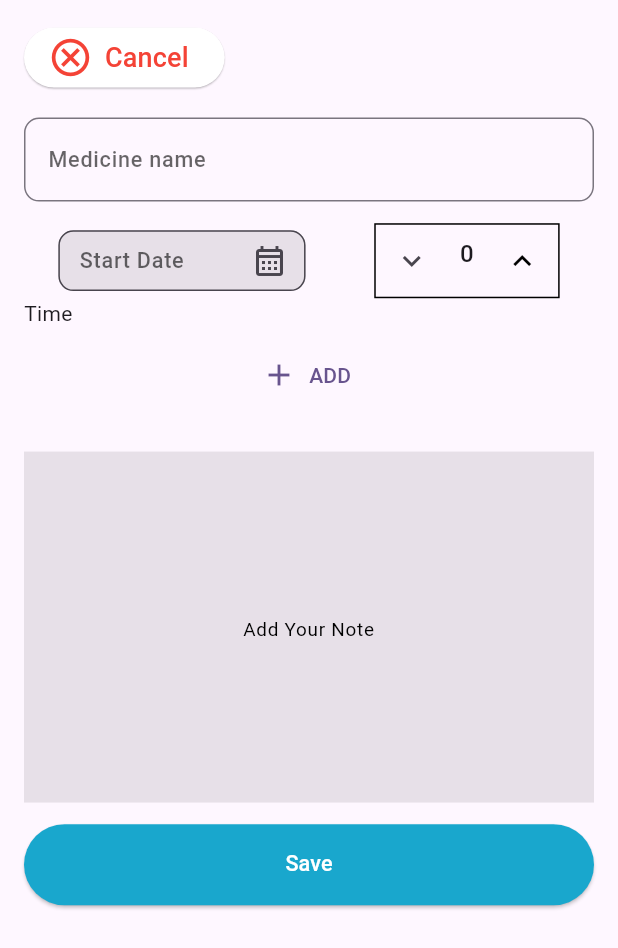
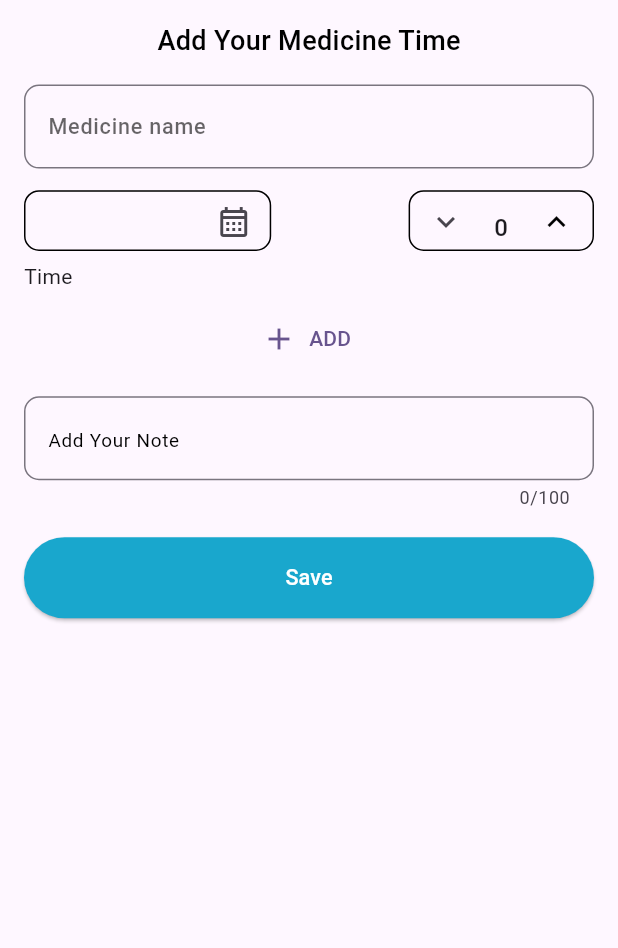
Before and after one commit to khandaker-shamsul-arafen/Medicine-Alarm, a Flutter app: the AddMedicineView screen opened by its route, on a phone screen of 412 x 824 dp. Shown: the top 948 px of the screen. Run offline on Flutter 3.47's test engine with Material 2 defaults, Android fonts, the phone set to English and light mode, and no system bars; drawn by our look-alikes of flutter_spinbox; our stand-ins replace animated_bottom_navigation_bar, flutter_screenutil, get; missing offline and left inert: circular_reveal_animation.

Commit message:
Bug Fix Done

```diff
--- a/lib/app/constants/constant_widget.dart
+++ b/lib/app/constants/constant_widget.dart
@@ -31,4 +31,10 @@ class ConstantWidget {
       width: 8.w,
     );
   }
+
+  Widget gapeW16() {
+    return SizedBox(
+      width: 16.w,
+    );
+  }
 }
--- a/lib/app/modules/add_medicine/controllers/add_medicine_controller.dart
+++ b/lib/app/modules/add_medicine/controllers/add_medicine_controller.dart
@@ -5,7 +5,8 @@ class AddMedicineController extends GetxController {
   //TODO: Implement AddMedicineController
   TextEditingController textController = TextEditingController();
   final TextEditingController timeController = TextEditingController();
-  var pickedDate = DateTime.now().obs;
+  RxString pickedDate = ''.obs;
+
   RxList time = [].obs;
 
   final count = 0.0.obs;
--- a/lib/app/modules/add_medicine/views/add_medicine_view.dart
+++ b/lib/app/modules/add_medicine/views/add_medicine_view.dart
@@ -1,7 +1,9 @@
 import 'package:flutter/material.dart';
+import 'package:flutter/services.dart';
 import 'package:flutter_screenutil/flutter_screenutil.dart';
 import 'package:flutter_spinbox/flutter_spinbox.dart';
 import 'package:get/get.dart';
+import 'package:intl/intl.dart';
 import 'package:medicine_alarm/app/constants/constant_widget.dart';
 
 import '../../../constants/all_color.dart';
@@ -20,78 +22,21 @@ class AddMedicineView extends GetView<AddMedicineController> {
           padding: EdgeInsets.only(top: 16.0.h, left: 16.0.w, right: 16.0.w),
           child: Obx(
             () {
-              return Column(
+              return SingleChildScrollView(
+                physics: const BouncingScrollPhysics(),
+                child: Column(
                   crossAxisAlignment: CrossAxisAlignment.start,
                   children: [
-                  ElevatedButton.icon(
-                    onPressed: () {},
-                    icon: Icon(
-                      // <-- Icon
-                      Icons.cancel_outlined,
-                      size: 30.0,
-                      color: Colors.red,
+                    Center(
+                      child: Text(
+                        'Add Your Medicine Time',
+                        style: AllTextStyle().textRegularStyle16(fontSize: 20),
                       ),
-                    label: Text(
-                      'Cancel',
-                      style: TextStyle(color: Colors.red, fontSize: 20.sp),
-                    ),
-                    style: ElevatedButton.styleFrom(
-                        backgroundColor: Colors.white,
-                        elevation: 0.5), // <-- Text
                     ),
                     ConstantWidget().gapeH(16),
                     TextField(
                       decoration: InputDecoration(
                         labelText: "Medicine name",
-                      labelStyle: AllTextStyle().textRegularStyle16(
-                          color: AllColors.pureBlack.withOpacity(0.6)),
-                      border: OutlineInputBorder(
-                          borderSide: const BorderSide(color: Colors.blueGrey),
-                          borderRadius: BorderRadius.circular(10)),
-                      focusedBorder: OutlineInputBorder(
-                          borderSide: const BorderSide(
-                              color: Colors.blueGrey, width: 2),
-                          borderRadius: BorderRadius.circular(10)),
-                    ),
-                    keyboardType: TextInputType.name,
-                  ),
-                  ConstantWidget().gapeH16(),
-                  Row(
-                    mainAxisAlignment: MainAxisAlignment.spaceAround,
-                    children: [
-                      Container(
-                        width: MediaQuery.of(context).size.width * .4,
-                        height: 45.h,
-                        child: TextField(
-                          controller: controller.textController,
-                          decoration: InputDecoration(
-                            contentPadding: const EdgeInsets.only(left: 10),
-
-                            hintMaxLines: 1,
-                            suffixIcon: InkWell(
-                              onTap: () async {
-                                controller.pickedDate.value =
-                                    (await showDatePicker(
-                                  context: context,
-                                  initialDate: DateTime.now(),
-                                  firstDate: DateTime.now(),
-                                  lastDate: DateTime(2050),
-                                ))!;
-                                debugPrint(
-                                    "PickDate i: ${controller.pickedDate.value}");
-                                //  if (controller.pickedDate != null &&
-                                //  controller.pickedDate.compareTo(DateTime.now()) >= -1) {
-                                //    //  widget.controller.text = pickedDate.toString();
-                                //  }
-                              },
-                              child: const Icon(
-                                Icons.calendar_month_outlined,
-                                //  color: AppColors.borderColor,
-                              ),
-                            ),
-                            //fillColor: AllColors.pureWhite,
-                            filled: true,
-                            labelText: "Start Date",
                         labelStyle: AllTextStyle().textRegularStyle16(
                             color: AllColors.pureBlack.withOpacity(0.6)),
                         border: OutlineInputBorder(
@@ -105,10 +50,106 @@ class AddMedicineView extends GetView<AddMedicineController> {
                       ),
                       keyboardType: TextInputType.name,
                     ),
+                    ConstantWidget().gapeH16(),
+                    Row(
+                      mainAxisAlignment: MainAxisAlignment.spaceBetween,
+                      children: [
+                        // Container(
+                        //   width: MediaQuery.of(context).size.width * .4,
+                        //   height: 45.h,
+                        //   child: TextField(
+                        //     controller: controller.textController,
+                        //     decoration: InputDecoration(
+                        //       contentPadding: const EdgeInsets.only(left: 10),
+                        //
+                        //       hintMaxLines: 1,
+                        //       suffixIcon: InkWell(
+                        //         onTap: () async {
+                        //           controller.pickedDate.value =
+                        //               (await showDatePicker(
+                        //             context: context,
+                        //             initialDate: DateTime.now(),
+                        //             firstDate: DateTime.now(),
+                        //             lastDate: DateTime(2050),
+                        //           ))!;
+                        //           debugPrint(
+                        //               "PickDate i: ${controller.pickedDate.value}");
+                        //           //  if (controller.pickedDate != null &&
+                        //           //  controller.pickedDate.compareTo(DateTime.now()) >= -1) {
+                        //           //    //  widget.controller.text = pickedDate.toString();
+                        //           //  }
+                        //           controller.textController.text =
+                        //               controller.pickedDate.value as String;
+                        //         },
+                        //         child: const Icon(
+                        //           Icons.calendar_month_outlined,
+                        //           //  color: AppColors.borderColor,
+                        //         ),
+                        //       ),
+                        //       //fillColor: AllColors.pureWhite,
+                        //       // filled: true,
+                        //       labelText: "Start Date",
+                        //       labelStyle: AllTextStyle().textRegularStyle16(
+                        //           color: AllColors.pureBlack.withOpacity(0.6)),
+                        //       border: OutlineInputBorder(
+                        //           borderSide:
+                        //               const BorderSide(color: Colors.blueGrey),
+                        //           borderRadius: BorderRadius.circular(10)),
+                        //       focusedBorder: OutlineInputBorder(
+                        //           borderSide: const BorderSide(
+                        //               color: Colors.blueGrey, width: 2),
+                        //           borderRadius: BorderRadius.circular(10)),
+                        //     ),
+                        //     keyboardType: TextInputType.name,
+                        //   ),
+                        Container(
+                          width: MediaQuery.of(context).size.width * .4,
+                          height: 45.h,
+                          decoration: BoxDecoration(
+                              border: Border.all(),
+                              borderRadius: BorderRadius.circular(10)),
+                          child: Row(
+                            children: [
+                              Padding(
+                                padding: EdgeInsets.only(left: 8.0.w),
+                                child: Text(controller.pickedDate.value,
+                                    style: AllTextStyle().textRegularStyle16()),
                               ),
+                              const Spacer(),
+                              IconButton(
+                                onPressed: () async {
+                                  DateTime pickedDate = (await showDatePicker(
+                                    context: context,
+                                    initialDate: DateTime.now(),
+                                    firstDate: DateTime.now(),
+                                    lastDate: DateTime(2050),
+                                  ))!;
+                                  if (pickedDate != null) {
+                                    print(pickedDate);
+                                    String formattedDate =
+                                        DateFormat('yyyy-MM-dd')
+                                            .format(pickedDate);
+                                    print(formattedDate);
+                                    controller.pickedDate.value =
+                                        formattedDate; //set output date to TextField value.
+                                  } else {
+                                    print("Date is not selected");
+                                  }
+                                },
+                                icon: const Icon(
+                                  Icons.calendar_month_outlined,
+                                ),
+                              )
+                            ],
+                          ),
+                        ),
+
                         Container(
                           width: MediaQuery.of(context).size.width * .3,
-                        decoration: BoxDecoration(border: Border.all()),
+                          height: 45.h,
+                          decoration: BoxDecoration(
+                              border: Border.all(),
+                              borderRadius: BorderRadius.circular(10)),
                           child: SpinBox(
                             min: 0,
                             max: 500,
@@ -120,11 +161,11 @@ class AddMedicineView extends GetView<AddMedicineController> {
                             step: 1,
                             spacing: 0,
                             direction: Axis.horizontal,
-                          textStyle: TextStyle(fontSize: 16),
+                            textStyle: const TextStyle(fontSize: 16),
                             incrementIcon:
-                              Icon(Icons.keyboard_arrow_up, size: 24),
+                                const Icon(Icons.keyboard_arrow_up, size: 24),
                             decrementIcon:
-                              Icon(Icons.keyboard_arrow_down, size: 24),
+                                const Icon(Icons.keyboard_arrow_down, size: 24),
                             iconColor:
                                 MaterialStateProperty.resolveWith((states) {
                               if (states.contains(MaterialState.disabled)) {
@@ -145,7 +186,8 @@ class AddMedicineView extends GetView<AddMedicineController> {
                         ),
                       ],
                     ),
-                  Text('Time'),
+                    ConstantWidget().gapeH8(),
+                    const Text('Time'),
                     ConstantWidget().gapeH8(),
                     Wrap(
                       children: List.generate(
@@ -172,23 +214,27 @@ class AddMedicineView extends GetView<AddMedicineController> {
                         label: const Text('ADD'),
                       ),
                     ),
-                  ConstantWidget().gapeH(30.h),
+                    ConstantWidget().gapeH(16.h),
+                    Wrap(
+                      children: [
                         TextFormField(
-                    textAlign: TextAlign.center,
-                    keyboardType: TextInputType.multiline,
-                    maxLines: null,
-                    scrollPadding: EdgeInsets.only(
-                        bottom: MediaQuery.of(context).viewInsets.bottom),
+                          // maxLines: 2,
+                          maxLength: 100,
                           decoration: InputDecoration(
-                        contentPadding: const EdgeInsets.symmetric(
-                            vertical: 105.0, horizontal: 10.0),
-                        filled: true,
-                        border: InputBorder.none,
+                              border: OutlineInputBorder(
+                                  borderSide:
+                                      const BorderSide(color: Colors.blueGrey),
+                                  borderRadius: BorderRadius.circular(10)),
+                              focusedBorder: OutlineInputBorder(
+                                  borderSide: const BorderSide(
+                                      color: Colors.blueGrey, width: 2),
+                                  borderRadius: BorderRadius.circular(10)),
                               hintText: "Add Your Note ",
                               hintStyle: AllTextStyle().textRegularStyle()),
                         ),
-                  ConstantWidget().gapeH(16.h),
-                  SizedBox(
+                        Padding(
+                          padding: EdgeInsets.only(top: 20.0.h),
+                          child: SizedBox(
                               width: Get.width,
                               height: 60.h,
                               child: ElevatedButton(
@@ -197,11 +243,15 @@ class AddMedicineView extends GetView<AddMedicineController> {
                                     backgroundColor: AllColors.primaryColor),
                                 child: Text(
                                   "Save",
-                          style: AllTextStyle()
-                              .textRegularStyle16(color: AllColors.pureWhite),
+                                  style: AllTextStyle().textRegularStyle16(
+                                      color: AllColors.pureWhite),
                                 ),
                               )),
+                        ),
                       ],
+                    )
+                  ],
+                ),
               );
             },
           ),
@@ -230,6 +280,8 @@ class AddMedicineView extends GetView<AddMedicineController> {
                 children: [
                   TextField(
                     controller: controller.timeController,
+                    keyboardType: TextInputType.number,
+                    inputFormatters: [FilteringTextInputFormatter.digitsOnly],
                     decoration: const InputDecoration(hintText: 'Time'),
                   ),
                   ElevatedButton(
--- a/lib/app/modules/home/views/home_view.dart
+++ b/lib/app/modules/home/views/home_view.dart
@@ -53,13 +53,13 @@ class HomeView extends GetView<HomeController> {
               ),
               ConstantWidget().gapeH(16),
               Text(
-                'Todays Schedule ',
+                'Recent Medicine Time ',
                 style: AllTextStyle().textRegularStyle16(
                     color: AllColors.pureBlack.withOpacity(0.6)),
               ),
               ConstantWidget().gapeH8(),
               SizedBox(
-                height: MediaQuery.of(context).size.height - 600.h,
+                height: MediaQuery.of(context).size.height * 0.30,
                 child: ListView.builder(
                     itemCount: 15,
                     shrinkWrap: true,
@@ -80,7 +80,7 @@ class HomeView extends GetView<HomeController> {
               ),
               ConstantWidget().gapeH8(),
               SizedBox(
-                height: MediaQuery.of(context).size.height - 705.h,
+                height: MediaQuery.of(context).size.height * 0.27,
                 child: ListView.builder(
                     itemCount: 15,
                     shrinkWrap: true,
--- a/pubspec.yaml
+++ b/pubspec.yaml
@@ -24,6 +24,7 @@ dependencies:
   animated_bottom_navigation_bar: ^1.2.0
   circular_reveal_animation: ^2.0.1
   flutter_spinbox: ^0.13.1
+  intl: ^0.17.0
 
 dev_dependencies:
   flutter_test:
```
Also changed, not shown: lib/app/modules/running/views/running_view.dart (+4 -9 lines), lib/app/widget/active_alarm_card.dart (+45 -10 lines), lib/app/widget/weekly_button.dart (+12 -14 lines), pubspec.lock. Lines whose indentation alone changed are shown as unchanged.
